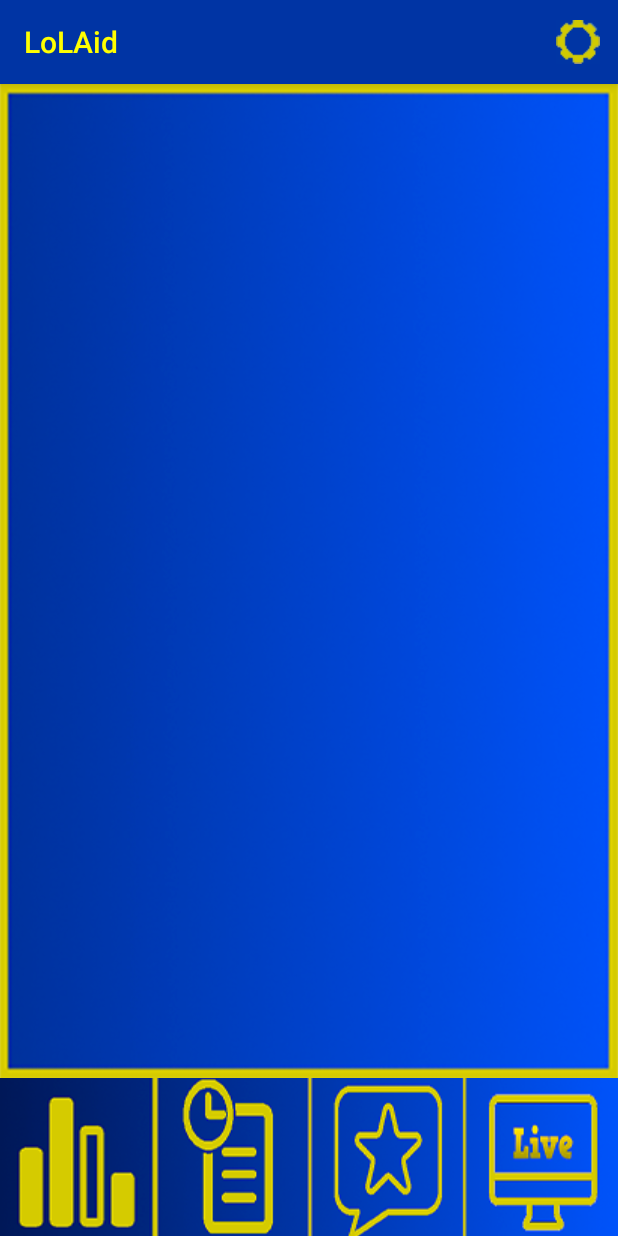
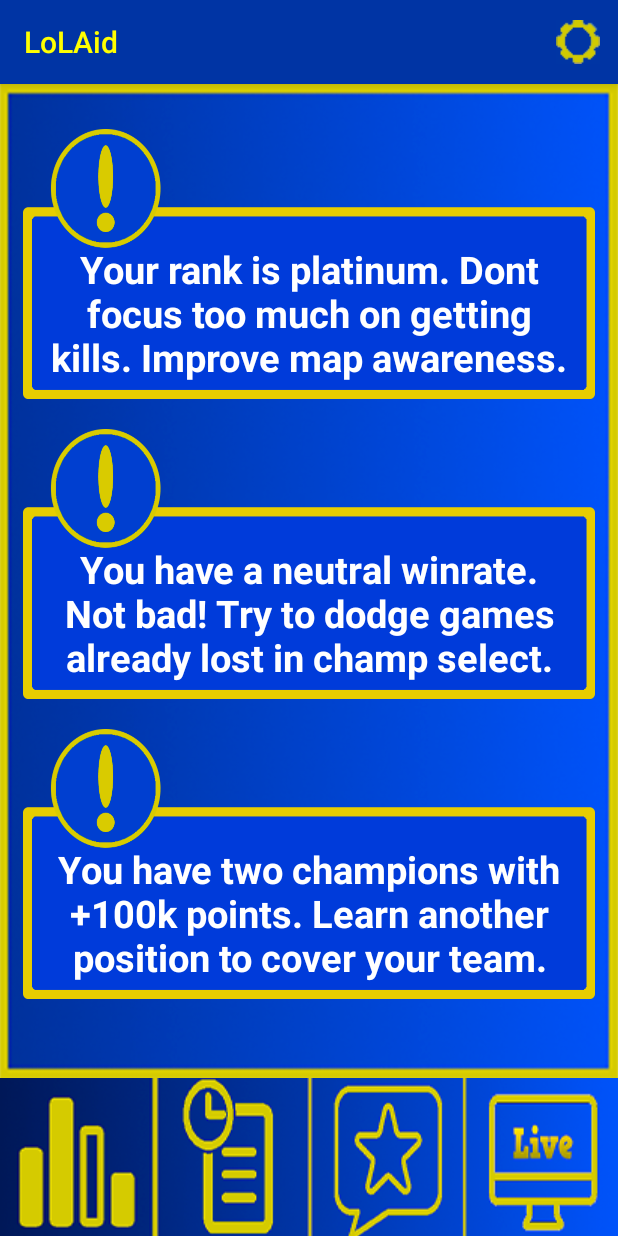
Before and after one commit to TheAlexet/LoLAid, an Android app: the fragment RecommendationsActivity placed in its activity, on a phone screen of 412 x 824 dp. Run offline under Robolectric (Android 15) with nearby library versions, the phone set to English and light mode, and no system bars; our stand-ins replace RxJava.

Commit message:
Update 3 GitHub Files

```diff
--- a/app/src/main/res/layout/recommendations_activity.xml
+++ b/app/src/main/res/layout/recommendations_activity.xml
@@ -18,4 +18,99 @@
         app:layout_constraintTop_toTopOf="parent"
         app:srcCompat="@drawable/background" />
 
+    <ImageView
+        android:id="@+id/rec1_circle"
+        android:layout_width="match_parent"
+        android:layout_height="180dp"
+        android:layout_marginStart="15dp"
+        android:layout_marginTop="30dp"
+        android:layout_marginEnd="15dp"
+        android:contentDescription="@string/background_image"
+        android:scaleType="fitXY"
+        app:layout_constraintEnd_toEndOf="parent"
+        app:layout_constraintStart_toStartOf="parent"
+        app:layout_constraintTop_toTopOf="parent"
+        app:srcCompat="@drawable/rec_circle" />
+
+    <TextView
+        android:id="@+id/rec1"
+        android:layout_width="350dp"
+        android:layout_height="wrap_content"
+        android:layout_marginTop="65dp"
+        android:layout_marginStart="25dp"
+        android:layout_marginEnd="25dp"
+        android:text="@string/rec1_platinum"
+        android:textAlignment="center"
+        android:textColor="@color/white"
+        android:textSize="25sp"
+        android:textStyle="bold"
+        app:layout_constraintBottom_toBottomOf="@+id/rec1_circle"
+        app:layout_constraintEnd_toEndOf="@+id/rec1_circle"
+        app:layout_constraintStart_toStartOf="@+id/rec1_circle"
+        app:layout_constraintTop_toTopOf="@+id/rec1_circle" />
+
+    <ImageView
+        android:id="@+id/rec2_circle"
+        android:layout_width="match_parent"
+        android:layout_height="180dp"
+        android:layout_marginStart="15dp"
+        android:layout_marginTop="20dp"
+        android:layout_marginEnd="15dp"
+        android:contentDescription="@string/background_image"
+        android:scaleType="fitXY"
+        app:layout_constraintEnd_toEndOf="parent"
+        app:layout_constraintHorizontal_bias="1.0"
+        app:layout_constraintStart_toStartOf="parent"
+        app:layout_constraintTop_toBottomOf="@+id/rec1_circle"
+        app:srcCompat="@drawable/rec_circle" />
+
+    <TextView
+        android:id="@+id/rec2"
+        android:layout_width="350dp"
+        android:layout_height="wrap_content"
+        android:layout_marginStart="25dp"
+        android:layout_marginTop="65dp"
+        android:layout_marginEnd="25dp"
+        android:text="@string/rec2_neutral"
+        android:textAlignment="center"
+        android:textColor="@color/white"
+        android:textSize="25sp"
+        android:textStyle="bold"
+        app:layout_constraintBottom_toBottomOf="@+id/rec2_circle"
+        app:layout_constraintEnd_toEndOf="@+id/rec2_circle"
+        app:layout_constraintStart_toStartOf="@+id/rec2_circle"
+        app:layout_constraintTop_toTopOf="@+id/rec2_circle" />
+
+    <ImageView
+        android:id="@+id/rec3_circle"
+        android:layout_width="match_parent"
+        android:layout_height="180dp"
+        android:layout_marginStart="15dp"
+        android:layout_marginTop="20dp"
+        android:layout_marginEnd="15dp"
+        android:contentDescription="@string/background_image"
+        android:scaleType="fitXY"
+        app:layout_constraintEnd_toEndOf="parent"
+        app:layout_constraintHorizontal_bias="1.0"
+        app:layout_constraintStart_toStartOf="parent"
+        app:layout_constraintTop_toBottomOf="@+id/rec2_circle"
+        app:srcCompat="@drawable/rec_circle" />
+
+    <TextView
+        android:id="@+id/rec3"
+        android:layout_width="350dp"
+        android:layout_height="wrap_content"
+        android:layout_marginStart="25dp"
+        android:layout_marginTop="65dp"
+        android:layout_marginEnd="25dp"
+        android:text="@string/rec3_two_champs"
+        android:textAlignment="center"
+        android:textColor="@color/white"
+        android:textSize="25sp"
+        android:textStyle="bold"
+        app:layout_constraintBottom_toBottomOf="@+id/rec3_circle"
+        app:layout_constraintEnd_toEndOf="@+id/rec3_circle"
+        app:layout_constraintStart_toStartOf="@+id/rec3_circle"
+        app:layout_constraintTop_toTopOf="@+id/rec3_circle" />
+
 </androidx.constraintlayout.widget.ConstraintLayout>
--- a/app/src/main/res/layout/stats_activity.xml
+++ b/app/src/main/res/layout/stats_activity.xml
@@ -251,7 +251,7 @@
                 android:text="@string/error_text"
                 android:textAlignment="center"
                 android:textColor="#cec92f"
-                android:textSize="30dp"
+                android:textSize="30sp"
                 android:textStyle="bold"
                 app:layout_constraintBottom_toBottomOf="parent"
                 app:layout_constraintEnd_toEndOf="@+id/background"
--- a/app/src/main/res/values/strings.xml
+++ b/app/src/main/res/values/strings.xml
@@ -42,4 +42,18 @@
     <string name="defeat_text">Defeat</string>
     <string name="error_text">Data could not be loaded. Please try again later.</string>
     <string name="player_not_live">This player is not in a game right now. Please try again later.</string>
+    <string name="rec1_iron"> Your current rank is iron. Try to pay attention to farm and dont tilt.</string>
+    <string name="rec1_bronze"> Your current rank is bronze. Look at the minimap more often and ward when possible.</string>
+    <string name="rec1_silver"> Your current rank is silver. Follow your team calls and stay positive.</string>
+    <string name="rec1_gold"> Your current rank is gold. Play a max. of 3 champs and 1 position and be consistent.</string>
+    <string name="rec1_platinum"> Your rank is platinum. Dont focus too much on getting kills. Improve map awareness.</string>
+    <string name="rec1_diamond"> Your rank is diamond. Nice! Focus on improving from your mistakes and stay calm.</string>
+    <string name="rec1_master"> Your current rank is master+. You are at the top already. Keep working hard.</string>
+    <string name="rec2_negative"> You have less than 49% winrate. Stop playing after losing and keep a cool head.</string>
+    <string name="rec2_positive">" You have more than 51% winrate. Keep playing a concrete position and champions."</string>
+    <string name="rec2_neutral"> You have a neutral winrate. Not bad! Try to dodge games already lost in champ select.</string>
+    <string name="rec3_no_champs">You dont have any champion with +100k points. Try to master at least one.</string>
+    <string name="rec3_one_champs">You have one champion with +100k points. Play more champions of that  position.</string>
+    <string name="rec3_two_champs">You have two champions with +100k points. Learn another position to cover your team.</string>
+    <string name="rec3_three_champs">"You have three champions with +100k points. Play them in ranked games!</string>
 </resources>
```
Also changed, not shown: app/src/main/res/drawable/rec_circle.png (added), 3 other files.
